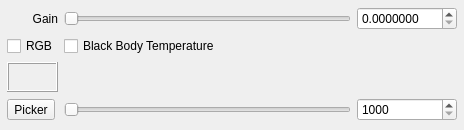
This is qtgui/lightgroup.ui in sungsoo/luxrender-lux as Qt 5 draws it before an edit. The edited form follows.
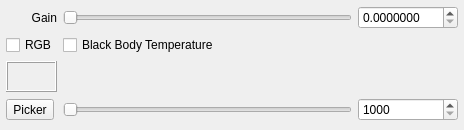
This is the edited form. Icons and pictures are not drawn.

Commit message: Give spinboxes in LG a minsize, so digits never get truncated

What changed in the file:
```diff
--- a/qtgui/lightgroup.ui
+++ b/qtgui/lightgroup.ui
@@ -14,7 +14,16 @@
    <string>Form</string>
   </property>
   <layout class="QVBoxLayout" name="verticalLayout">
-   <property name="margin">
+   <property name="leftMargin">
+    <number>6</number>
+   </property>
+   <property name="topMargin">
+    <number>6</number>
+   </property>
+   <property name="rightMargin">
+    <number>6</number>
+   </property>
+   <property name="bottomMargin">
     <number>7</number>
    </property>
    <item>
@@ -59,6 +68,12 @@
          <verstretch>0</verstretch>
         </sizepolicy>
        </property>
+       <property name="minimumSize">
+        <size>
+         <width>84</width>
+         <height>0</height>
+        </size>
+       </property>
        <property name="maximumSize">
         <size>
          <width>100</width>
@@ -160,6 +175,12 @@
          <verstretch>0</verstretch>
         </sizepolicy>
        </property>
+       <property name="minimumSize">
+        <size>
+         <width>84</width>
+         <height>0</height>
+        </size>
+       </property>
        <property name="maximumSize">
         <size>
          <width>100</width>
```
